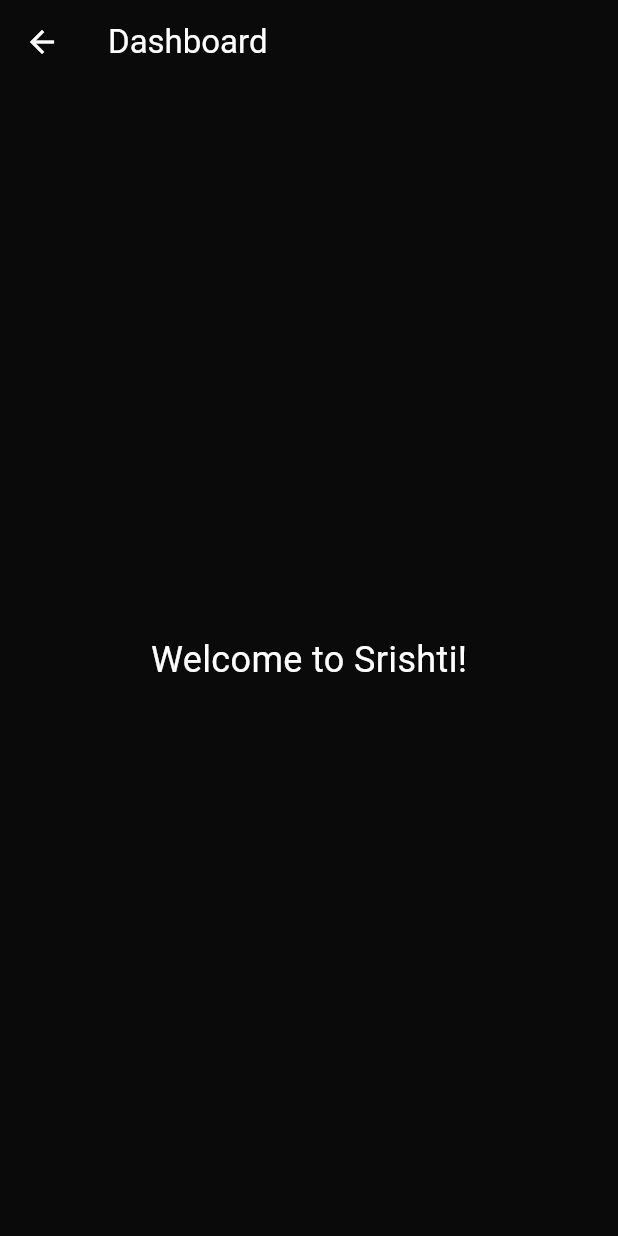
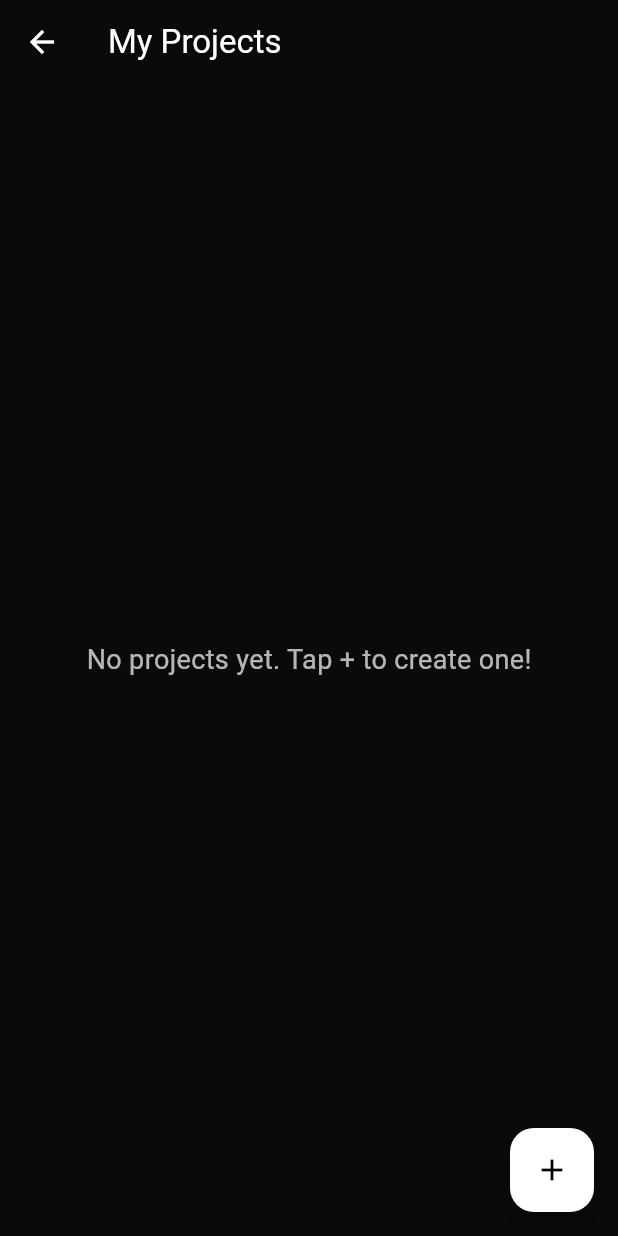
Before and after one commit to loveucifer/srishti, a Flutter app: the HomeScreen screen opened directly, on a phone screen of 412 x 824 dp. Run offline on Flutter 3.47's test engine with Material 3 defaults, Android fonts, the phone set to English and light mode, and no system bars; our stand-ins replace flutter_dotenv, flutter_riverpod, supabase_flutter; accounts and stored records are empty; Roboto replaces fonts that are missing (Satoshi).

Commit message:
Add files via upload

```diff
--- a/lib/app.dart
+++ b/lib/app.dart
@@ -1,5 +1,5 @@
 import 'package:flutter/material.dart';
-import 'package:srishti/features/auth/presentation/screens/auth_screen.dart';
+import 'package:srishti/features/auth/presentation/screens/auth_gate.dart';
 
 class SrishtiApp extends StatelessWidget {
   const SrishtiApp({super.key});
@@ -7,18 +7,15 @@ class SrishtiApp extends StatelessWidget {
   @override
   Widget build(BuildContext context) {
     return MaterialApp(
-      title: 'Srishti AI',
+      title: 'Srishti',
       debugShowCheckedModeBanner: false,
       theme: ThemeData(
         brightness: Brightness.dark,
         primaryColor: Colors.white,
         scaffoldBackgroundColor: const Color(0xff0a0a0a),
-        // Use the new Satoshi font for the base theme.
         fontFamily: 'Satoshi',
         textTheme: const TextTheme(
-          // Example of using a specific font for headlines
           headlineLarge: TextStyle(fontFamily: 'ClashDisplay', fontWeight: FontWeight.bold),
-          // Other text styles will inherit Satoshi
         ),
         colorScheme: const ColorScheme.dark(
           primary: Colors.white,
@@ -26,7 +23,8 @@ class SrishtiApp extends StatelessWidget {
           error: Colors.redAccent,
         )
       ),
-      home: const AuthScreen(),
+      // Set the AuthGate as the home widget.
+      home: const AuthGate(),
     );
   }
 }
--- a/lib/features/auth/presentation/widgets/auth_form.dart
+++ b/lib/features/auth/presentation/widgets/auth_form.dart
@@ -1,6 +1,5 @@
 import 'dart:ui';
 import 'package:flutter/material.dart';
-import 'package:google_fonts/google_fonts.dart';
 import 'package:srishti/features/auth/services/auth_service.dart';
 import 'package:supabase_flutter/supabase_flutter.dart';
 
@@ -51,7 +50,7 @@ class _AuthFormState extends State<AuthForm> {
         // Switch to login view after successful signup
         setState(() => _isLoginView = true);
       }
-      // On successful login, a listener elsewhere in the app would navigate.
+      // Navigation is now handled by the AuthGate.
     } on AuthException catch (e) {
       _authService.showAuthMessage(context, e.message);
     } catch (e) {
@@ -121,13 +120,11 @@ class _AuthFormState extends State<AuthForm> {
 
   Widget _buildHeader() => Column(
     children: [
-      // Use the headlineLarge style from the theme, which is ClashDisplay
       Text('Srishti', style: Theme.of(context).textTheme.headlineLarge?.copyWith(fontSize: 48, color: Colors.white)),
       const SizedBox(height: 8),
       Text(
         'The Intelligent Creation Engine',
         textAlign: TextAlign.center,
-        // The default body text will use Satoshi
         style: TextStyle(color: Colors.grey[400], fontSize: 16)
       ),
     ],
--- a/lib/features/home/presentation/screens/home_screen.dart
+++ b/lib/features/home/presentation/screens/home_screen.dart
@@ -1,21 +1,66 @@
+// lib/features/home/presentation/screens/home_screen.dart
 import 'package:flutter/material.dart';
+import 'package:flutter_riverpod/flutter_riverpod.dart';
+import 'package:srishti/features/projects/services/project_service.dart';
 
-class HomeScreen extends StatelessWidget {
+// Change from StatelessWidget to ConsumerWidget
+class HomeScreen extends ConsumerWidget {
   const HomeScreen({super.key});
 
   @override
-  Widget build(BuildContext context) {
+  Widget build(BuildContext context, WidgetRef ref) {
+    // Watch the projectsProvider to get the state of our data
+    final projectsAsyncValue = ref.watch(projectsProvider);
+
     return Scaffold(
       appBar: AppBar(
-        title: const Text('Dashboard'),
+        title: const Text('My Projects'),
         backgroundColor: Colors.transparent,
         elevation: 0,
       ),
-      body: const Center(
-        child: Text(
-          'Welcome to Srishti!',
-          style: TextStyle(fontSize: 24, color: Colors.white),
+      body: projectsAsyncValue.when(
+        // Data is successfully loaded
+        data: (projects) {
+          if (projects.isEmpty) {
+            return const Center(
+              child: Text(
+                'No projects yet. Tap + to create one!',
+                style: TextStyle(fontSize: 18, color: Colors.white70),
+              ),
+            );
+          }
+          // Display the list of projects
+          return ListView.builder(
+            itemCount: projects.length,
+            itemBuilder: (context, index) {
+              final project = projects[index];
+              return ListTile(
+                title: Text(project.name, style: const TextStyle(color: Colors.white, fontWeight: FontWeight.bold)),
+                subtitle: project.description != null
+                    ? Text(project.description!, style: const TextStyle(color: Colors.white70))
+                    : null,
+                trailing: const Icon(Icons.chevron_right, color: Colors.white54),
+                onTap: () {
+                  // TODO: Navigate to project details screen
+                },
+              );
+            },
+          );
+        },
+        // An error occurred
+        error: (err, stack) => Center(
+          child: Text('Error: ${err.toString()}', style: const TextStyle(color: Colors.red)),
         ),
+        // Data is loading
+        loading: () => const Center(child: CircularProgressIndicator()),
+      ),
+      floatingActionButton: FloatingActionButton(
+        onPressed: () {
+          // TODO: Show a dialog or navigate to a new screen to create a project
+        },
+        backgroundColor: Colors.white,
+        foregroundColor: Colors.black,
+        child: const Icon(Icons.add),
       ),
     );
   }
```
Also changed, not shown: lib/features/auth/presentation/screens/auth_gate.dart (added, +33 -0 lines), lib/features/projects/models/project_model.dart (added, +23 -0 lines), lib/features/projects/services/project_service.dart (added, +21 -0 lines).
